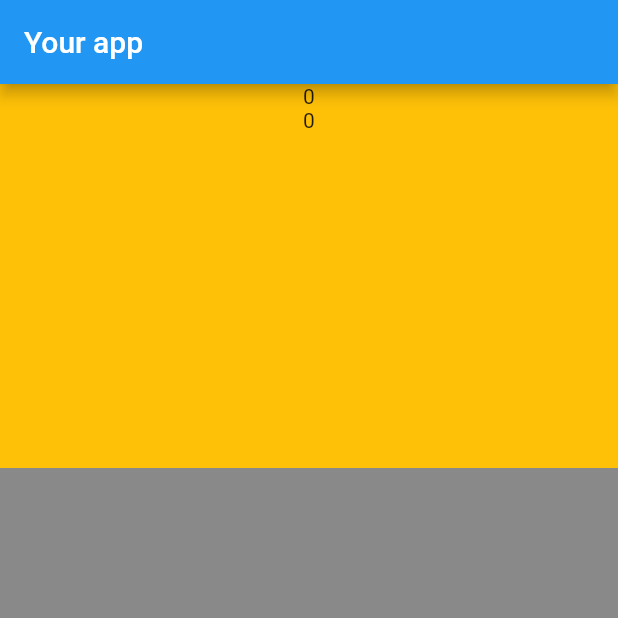
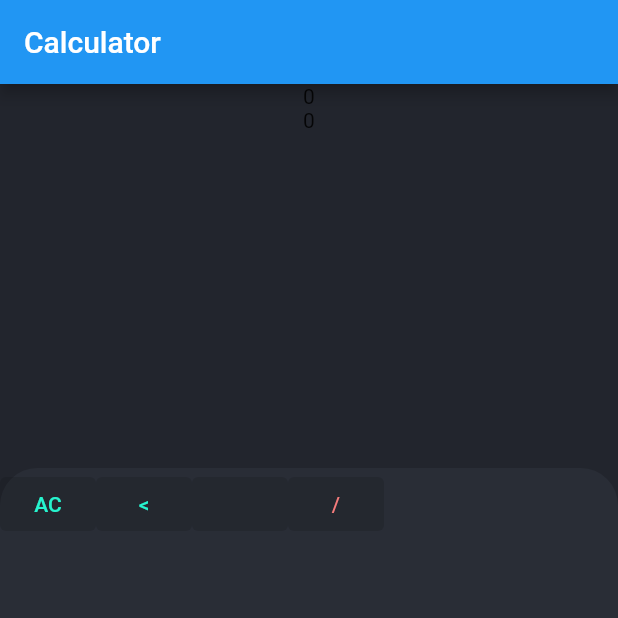
Before and after one commit to soulandbone/training_calculator_riverpod, a Flutter app: the screen it shows after launch, on a phone screen of 412 x 824 dp, the top half of it. Run offline on Flutter 3.47's test engine with Material 2 defaults, Android fonts, the phone set to English and light mode, and no system bars.

Commit message:
added new widgets and logic to determine color of certain buttons based on their respective text

```diff
--- a/lib/main.dart
+++ b/lib/main.dart
@@ -15,6 +15,6 @@ class MyApp extends StatelessWidget {
         theme: ThemeData(
           primarySwatch: Colors.blue,
         ),
-        home: HomeScreen());
+        home: const HomeScreen());
   }
 }
--- a/lib/screens/home_screen.dart
+++ b/lib/screens/home_screen.dart
@@ -1,4 +1,5 @@
 import 'package:flutter/material.dart';
+import 'package:training_calculator_riverpod/helpers/my_colors.dart';
 import 'package:training_calculator_riverpod/widgets/buttons_section.dart';
 import 'package:training_calculator_riverpod/widgets/results_section.dart';
 
@@ -10,10 +11,10 @@ class HomeScreen extends StatelessWidget {
     return SafeArea(
         child: Scaffold(
       appBar: AppBar(
-        title: const Text('Your app'),
+        title: const Text('Calculator'),
       ),
       body: Container(
-        color: Colors.black45,
+        color: myColors.background1,
         child: Column(children: const [
           Flexible(flex: 1, child: ResultsSection()),
           Flexible(flex: 2, child: ButtonsSection())
--- /dev/null
+++ b/lib/widgets/buttons_row.dart
@@ -0,0 +1,23 @@
+import 'package:flutter/material.dart';
+import 'package:training_calculator_riverpod/widgets/custom_button.dart';
+
+class ButtonsRow extends StatelessWidget {
+  String text1;
+  String text2;
+  String text3;
+  String text4;
+
+  ButtonsRow(this.text1, this.text2, this.text3, this.text4);
+
+  @override
+  Widget build(BuildContext context) {
+    final row = [text1, text2, text3, text4];
+
+    return Row(
+        children: row
+            .map((e) => CustomButton(
+                  text: e,
+                ))
+            .toList());
+  }
+}
--- a/lib/widgets/buttons_section.dart
+++ b/lib/widgets/buttons_section.dart
@@ -1,4 +1,6 @@
 import 'package:flutter/material.dart';
+import 'package:training_calculator_riverpod/helpers/my_colors.dart';
+import 'package:training_calculator_riverpod/widgets/buttons_row.dart';
 
 class ButtonsSection extends StatelessWidget {
   const ButtonsSection({super.key});
@@ -6,9 +8,13 @@ class ButtonsSection extends StatelessWidget {
   @override
   Widget build(BuildContext context) {
     return Container(
+        decoration: const BoxDecoration(
+            color: myColors.background2,
+            borderRadius: BorderRadius.only(
+                topLeft: Radius.circular(25), topRight: Radius.circular(25))),
         width: double.infinity,
         child: Column(
-          children: [],
+          children: [ButtonsRow('AC', '<', '', '/')],
         ));
   }
 }
--- /dev/null
+++ b/lib/widgets/custom_button.dart
@@ -0,0 +1,41 @@
+import 'package:flutter/material.dart';
+import 'package:training_calculator_riverpod/helpers/my_colors.dart';
+
+class CustomButton extends StatelessWidget {
+  String text;
+
+  CustomButton({
+    required this.text,
+  });
+
+  Color getButtonColor() {
+    switch (text) {
+      case '+':
+      case '-':
+      case 'x':
+      case '/':
+      case '=':
+        return myColors.operators;
+      case 'AC':
+      case '<':
+        return myColors.delete;
+      default:
+        return myColors.numbers;
+    }
+
+    return Colors.white;
+  }
+
+  @override
+  Widget build(BuildContext context) {
+    Color buttonColor = getButtonColor();
+    return ElevatedButton(
+      onPressed: null,
+      style: ElevatedButton.styleFrom(backgroundColor: buttonColor),
+      child: Text(
+        text,
+        style: TextStyle(color: buttonColor),
+      ),
+    );
+  }
+}
--- a/lib/widgets/results_section.dart
+++ b/lib/widgets/results_section.dart
@@ -1,4 +1,5 @@
 import 'package:flutter/material.dart';
+import 'package:training_calculator_riverpod/helpers/my_colors.dart';
 
 class ResultsSection extends StatelessWidget {
   const ResultsSection({super.key});
@@ -7,8 +8,8 @@ class ResultsSection extends StatelessWidget {
   Widget build(BuildContext context) {
     return Container(
       width: double.infinity,
-      color: Colors.amber,
-      child: Column(children: [Text('0'), Text('0')]),
+      color: myColors.background1,
+      child: Column(children: const [Text('0'), Text('0')]),
     );
   }
 }
```
